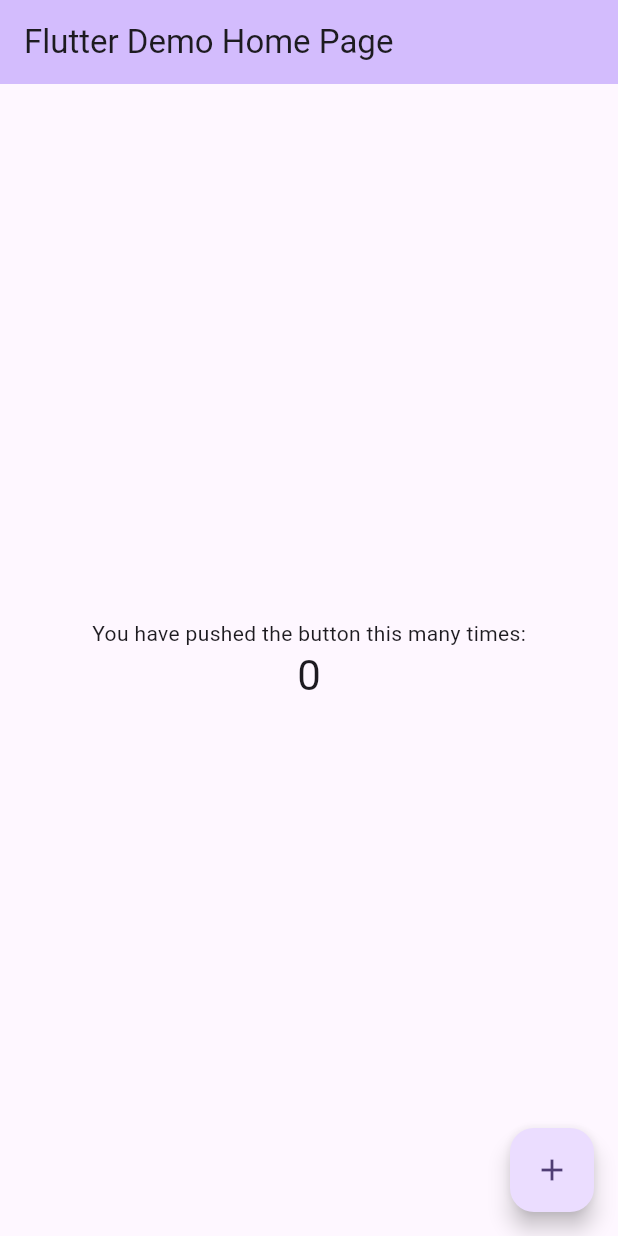
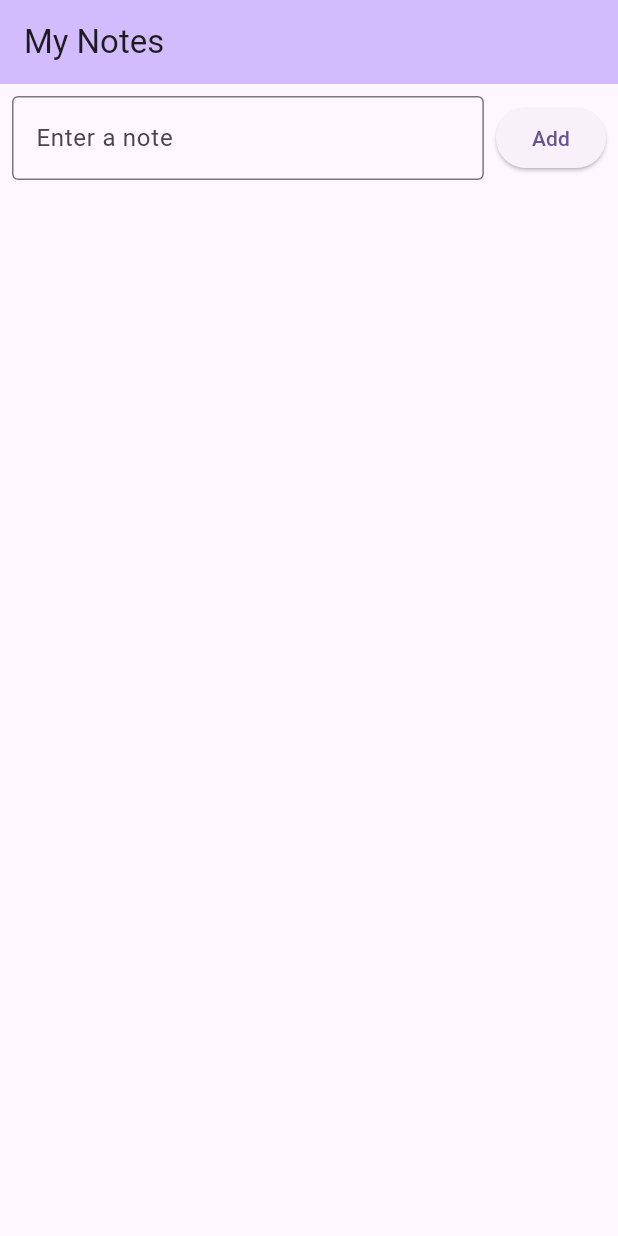
Before and after one commit to mifnaufal/FlutterProject, a Flutter app: the screen it shows after launch, on a phone screen of 412 x 824 dp. Run offline on Flutter 3.47's test engine with Material 3 defaults, Android fonts, the phone set to English and light mode, and no system bars.

Commit message:
2nd commit

```diff
--- a/uji_doank/lib/main.dart
+++ b/uji_doank/lib/main.dart
@@ -7,13 +7,11 @@
 class MyApp extends StatelessWidget {
   const MyApp({super.key});
 
-  // This widget is the root of your application.
   @override
   Widget build(BuildContext context) {
     return MaterialApp(
-      title: 'Flutter Demo',
+      title: 'Simple Notes App',
       theme: ThemeData(
-        // This is the theme of your application.
         //
         // TRY THIS: Try running your application with "flutter run". You'll see
         // the application has a purple toolbar. Then, without quitting the app,
@@ -31,7 +29,7 @@
         colorScheme: ColorScheme.fromSeed(seedColor: Colors.deepPurple),
         useMaterial3: true,
       ),
-      home: const MyHomePage(title: 'Flutter Demo Home Page'),
+      home: const MyHomePage(title: 'My Notes'),
     );
   }
 }
@@ -39,11 +37,7 @@
 class MyHomePage extends StatefulWidget {
   const MyHomePage({super.key, required this.title});
 
-  // This widget is the home page of your application. It is stateful, meaning
-  // that it has a State object (defined below) that contains fields that affect
-  // how it looks.
-
-  // This class is the configuration for the state. It holds the values (in this
+  // This widget is the configuration for the state. It holds the values (in this
   // case the title) provided by the parent (in this case the App widget) and
   // used by the build method of the State. Fields in a Widget subclass are
   // always marked "final".
@@ -55,71 +49,74 @@
 }
 
 class _MyHomePageState extends State<MyHomePage> {
-  int _counter = 0;
+  final List<String> _notes = [];
+  final TextEditingController _textController = TextEditingController();
 
-  void _incrementCounter() {
+  void _addNote() {
+    if (_textController.text.isNotEmpty) {
+      setState(() {
+        _notes.add(_textController.text);
+        _textController.clear();
+      });
+    }
+  }
+
+  void _deleteNote(int index) {
     setState(() {
-      // This call to setState tells the Flutter framework that something has
-      // changed in this State, which causes it to rerun the build method below
-      // so that the display can reflect the updated values. If we changed
-      // _counter without calling setState(), then the build method would not be
-      // called again, and so nothing would appear to happen.
-      _counter++;
+      _notes.removeAt(index);
     });
   }
 
   @override
   Widget build(BuildContext context) {
-    // This method is rerun every time setState is called, for instance as done
-    // by the _incrementCounter method above.
-    //
-    // The Flutter framework has been optimized to make rerunning build methods
-    // fast, so that you can just rebuild anything that needs updating rather
-    // than having to individually change instances of widgets.
     return Scaffold(
       appBar: AppBar(
-        // TRY THIS: Try changing the color here to a specific color (to
-        // Colors.amber, perhaps?) and trigger a hot reload to see the AppBar
-        // change color while the other colors stay the same.
         backgroundColor: Theme.of(context).colorScheme.inversePrimary,
-        // Here we take the value from the MyHomePage object that was created by
-        // the App.build method, and use it to set our appbar title.
         title: Text(widget.title),
       ),
-      body: Center(
-        // Center is a layout widget. It takes a single child and positions it
-        // in the middle of the parent.
-        child: Column(
-          // Column is also a layout widget. It takes a list of children and
-          // arranges them vertically. By default, it sizes itself to fit its
-          // children horizontally, and tries to be as tall as its parent.
-          //
-          // Column has various properties to control how it sizes itself and
-          // how it positions its children. Here we use mainAxisAlignment to
-          // center the children vertically; the main axis here is the vertical
-          // axis because Columns are vertical (the cross axis would be
-          // horizontal).
-          //
-          // TRY THIS: Invoke "debug painting" (choose the "Toggle Debug Paint"
-          // action in the IDE, or press "p" in the console), to see the
-          // wireframe for each widget.
-          mainAxisAlignment: MainAxisAlignment.center,
-          children: <Widget>[
-            const Text(
-              'You have pushed the button this many times:',
+      body: Column(
+        children: [
+          Padding(
+            padding: const EdgeInsets.all(8.0),
+            child: Row(
+              children: [
+                Expanded(
+                  child: TextField(
+                    controller: _textController,
+                    decoration: const InputDecoration(
+                      hintText: 'Enter a note',
+                      border: OutlineInputBorder(),
+                    ),
+                  ),
+                ),
+                const SizedBox(width: 8),
+                ElevatedButton(
+                  onPressed: _addNote,
+                  child: const Text('Add'),
+                ),
+              ],
             ),
-            Text(
-              '$_counter',
-              style: Theme.of(context).textTheme.headlineMedium,
+          ),
+          Expanded(
+            child: ListView.builder(
+              itemCount: _notes.length,
+              itemBuilder: (context, index) {
+                return Card(
+                  margin:
+                      const EdgeInsets.symmetric(horizontal: 8, vertical: 4),
+                  child: ListTile(
+                    title: Text(_notes[index]),
+                    trailing: IconButton(
+                      icon: const Icon(Icons.delete),
+                      onPressed: () => _deleteNote(index),
+                    ),
+                  ),
+                );
+              },
             ),
-          ],
-        ),
+          ),
+        ],
       ),
-      floatingActionButton: FloatingActionButton(
-        onPressed: _incrementCounter,
-        tooltip: 'Increment',
-        child: const Icon(Icons.add),
-      ), // This trailing comma makes auto-formatting nicer for build methods.
     );
   }
 }
```
